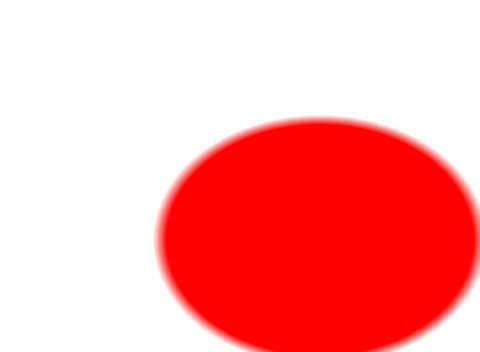
This is src/gradeselect.ui in b1ek/CuteSchedule as Qt 5 draws it before an edit; both pictures show x 0 to 480 and y 0 to 352 of the 640 by 480 pixel window. The edited form follows.
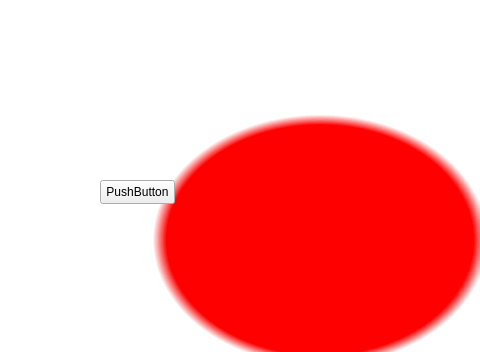
This is the edited form.

The edit to the form file:
```diff
--- a/src/gradeselect.ui
+++ b/src/gradeselect.ui
@@ -13,9 +13,45 @@
   <property name="windowTitle">
    <string>Form</string>
   </property>
-  <property name="styleSheet">
-   <string notr="true">background-color: qradialgradient(spread:pad, cx:0.5, cy:0.5, radius:0.5, fx:0.5, fy:0.5, stop:0 rgba(255, 0, 0, 255), stop:0.479904 rgba(255, 0, 0, 255), stop:0.522685 rgba(255, 255, 255, 255), stop:1 rgba(255, 255, 255, 255));</string>
-  </property>
+  <layout class="QVBoxLayout" name="verticalLayout">
+   <property name="spacing">
+    <number>0</number>
+   </property>
+   <property name="leftMargin">
+    <number>0</number>
+   </property>
+   <property name="topMargin">
+    <number>0</number>
+   </property>
+   <property name="rightMargin">
+    <number>0</number>
+   </property>
+   <property name="bottomMargin">
+    <number>0</number>
+   </property>
+   <item>
+    <widget class="QWidget" name="main" native="true">
+     <property name="styleSheet">
+      <string notr="true">#main {
+	background-color: qradialgradient(spread:pad, cx:0.5, cy:0.5, radius:0.5, fx:0.5, fy:0.5, stop:0 rgba(255, 0, 0, 255), stop:0.479904 rgba(255, 0, 0, 255), stop:0.522685 rgba(255, 255, 255, 255), stop:1 rgba(255, 255, 255, 255));
+}</string>
+     </property>
+     <widget class="QPushButton" name="pushButton">
+      <property name="geometry">
+       <rect>
+        <x>100</x>
+        <y>180</y>
+        <width>75</width>
+        <height>24</height>
+       </rect>
+      </property>
+      <property name="text">
+       <string>PushButton</string>
+      </property>
+     </widget>
+    </widget>
+   </item>
+  </layout>
  </widget>
  <resources/>
  <connections/>
```
